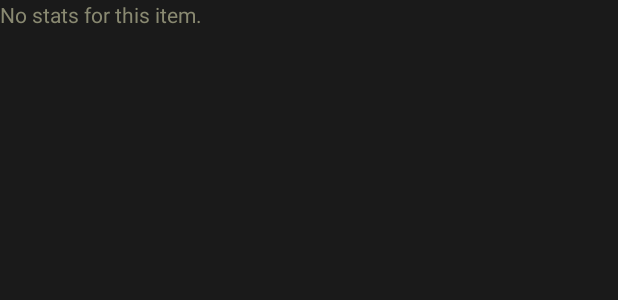
After one commit to Lucas-Mn/Mordapp, an Android app: the layout frag_wpn_detail_blank.xml on its own in the app's theme, with its tools: preview values and no code run, on a phone screen of 412 x 824 dp. The commit adds this screen. Shown: the top 300 px of the screen. Run offline under Robolectric (Android 15) with nearby library versions, the phone set to English and light mode, and no system bars.

Commit message:
Stable functional version
Weapon view for weapons with thrown alt mode now doesn't break. Null weapons are handled.

```diff
--- a/app/src/main/java/frise/project/mordapp/view/ActivityWeaponList.java
+++ b/app/src/main/java/frise/project/mordapp/view/ActivityWeaponList.java
@@ -40,7 +40,11 @@ implements AdapterWpn.Listener {
 
     @Override
     public void onClick(Item item) {
-        Fragment frg = new FragWpnDetail();
+        Fragment frg;
+        if(item.getAttack(Item.MODE.REGULAR, Item.ATK_TYPE.STRIKE) != null)
+            frg = new FragWpnDetail();
+        else
+            frg = new FragWpnDetailBlank();
         Bundle bundle = new Bundle();
         bundle.putSerializable(FragWpnDetail.TAG_WEAPON, item);
         frg.setArguments(bundle);
--- a/app/src/main/java/frise/project/mordapp/view/custom/AttackTypeToggler.java
+++ b/app/src/main/java/frise/project/mordapp/view/custom/AttackTypeToggler.java
@@ -55,7 +55,7 @@ public class AttackTypeToggler {
         void toggle();
     }
 
-    public void setVisibility(boolean visible) {
+    public void setVisible(boolean visible) {
         if(!visible) {
             imgStrike.setVisibility(View.GONE);
             imgStab.setVisibility(View.GONE); }
--- /dev/null
+++ b/app/src/main/res/layout/frag_wpn_detail_blank.xml
@@ -0,0 +1,15 @@
+<?xml version="1.0" encoding="utf-8"?>
+<FrameLayout xmlns:android="http://schemas.android.com/apk/res/android"
+    xmlns:tools="http://schemas.android.com/tools"
+    android:layout_width="match_parent"
+    android:layout_height="match_parent"
+    tools:context=".view.FragWpnDetailBlank"
+    android:background="@color/colorMenuBackground">
+
+    <TextView
+        android:layout_width="match_parent"
+        android:layout_height="match_parent"
+        android:textColor="@color/colorTextWpn"
+        android:text="No stats for this item." />
+
+</FrameLayout>
```
Also changed, not shown: app/src/main/java/frise/project/mordapp/controller/WpnDetailManager.java (+14 -2 lines), app/src/main/java/frise/project/mordapp/view/FragWpnDetailBlank.java (added, +32 -0 lines), app/src/main/java/frise/project/mordapp/view/custom/DamageTable.java (+10 -4 lines).
